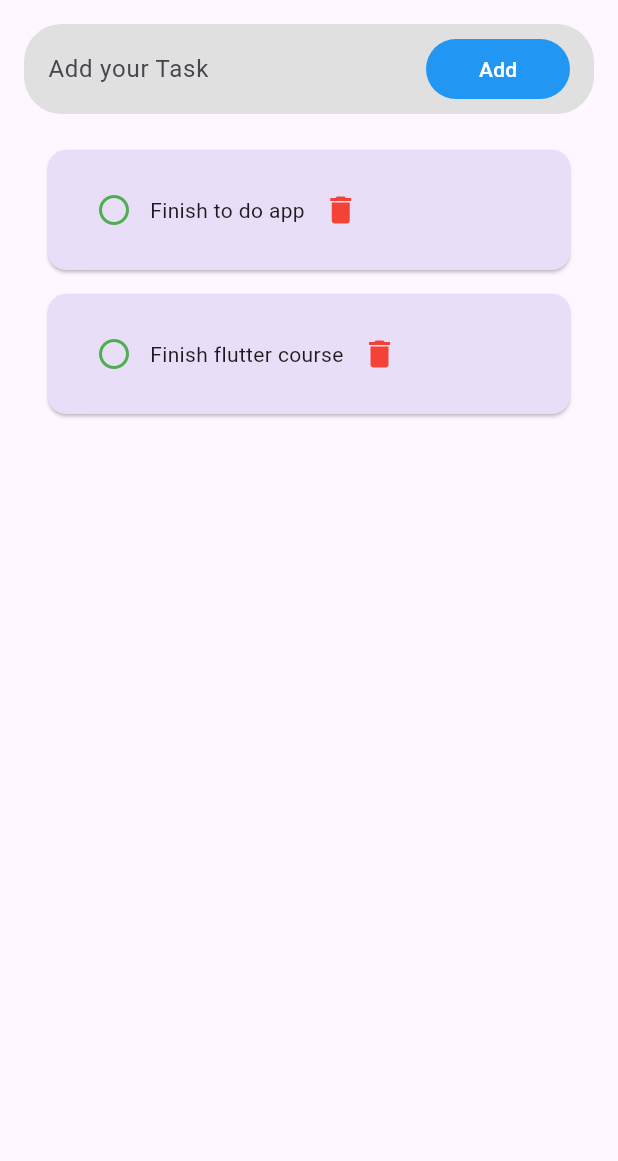
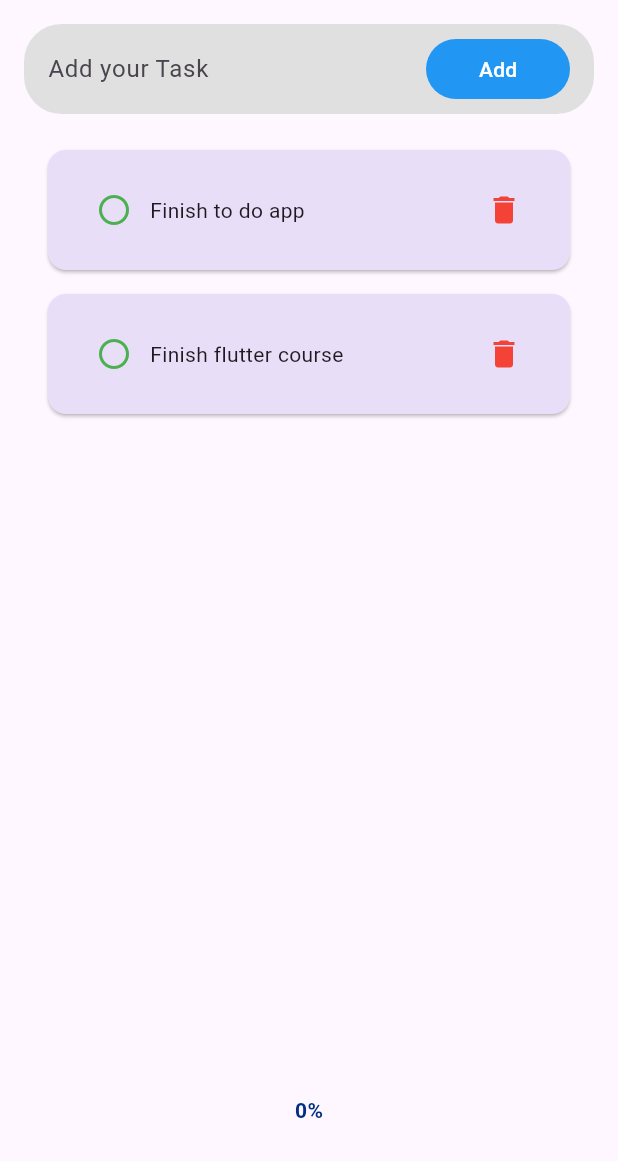
Before and after one commit to chinmay-panchal/FlutterApps, a Flutter app: the StartScreen widget shown alone on an empty page, opened directly, on a phone screen of 412 x 824 dp, the part 75-1236 px from its top. Run offline on Flutter 3.47's test engine with Material 3 defaults, Android fonts, the phone set to English and light mode, and no system bars; our stand-ins replace google_fonts; project files that could hold a hidden picture were left out.

Commit message:
updated to do list

```diff
--- a/expense_tracker/lib/widgets/expenses.dart
+++ b/expense_tracker/lib/widgets/expenses.dart
@@ -52,7 +52,7 @@ class _ExpensesState extends State<Expenses> {
       _registeredExpenses.remove(expense);
     });
     ScaffoldMessenger.of(context)
-        .clearSnackBars(); // for not delaying the current removed expense's undo option
+        .clearSnackBars(); // pehle wale undo's ko hathane k liye (lagataar boht delete kradiye ho aur current ko undo karna hotoh)
     ScaffoldMessenger.of(context).showSnackBar(
       SnackBar(
         duration: const Duration(seconds: 3),
--- a/to_do_list/lib/dummy_data.dart
+++ b/to_do_list/lib/dummy_data.dart
@@ -1,9 +1,9 @@
 class DummyData {
+  String text; // Non-nullable
+  bool isChecked;
+
   DummyData({
     required this.text,
+    this.isChecked = false, // Defaults to unchecked
   });
-
-  bool isdone = false;
-  bool isdeleted = false;
-  String? text;
 }
--- a/to_do_list/lib/dummy_item.dart
+++ b/to_do_list/lib/dummy_item.dart
@@ -26,12 +26,21 @@ class DummyItem extends StatelessWidget {
           children: [
             IconButton(
               onPressed: onTick,
-              icon: const Icon(
-                Icons.radio_button_unchecked,
+              icon: Icon(
+                item.isChecked
+                    ? Icons.check_circle
+                    : Icons.radio_button_unchecked,
                 color: Colors.green,
               ),
             ),
-            Text(item.text!),
+            Expanded(
+              child: Text(
+                item.text,
+                style: TextStyle(
+                    decoration:
+                        item.isChecked ? TextDecoration.lineThrough : null),
+              ),
+            ),
             IconButton(
                 onPressed: onRemoveItem,
                 icon: const Icon(
--- a/to_do_list/lib/start_screen.dart
+++ b/to_do_list/lib/start_screen.dart
@@ -22,6 +22,14 @@ class _StartScreenState extends State<StartScreen> {
 
   final _titalController = TextEditingController();
 
+
+  double get commitmentPercentage {
+    int checkedItems = _items.where((item) => item.isChecked).length;
+    int totalItems = _items.length;
+    return totalItems > 0 ? (checkedItems / totalItems) * 100 : 0;
+  }
+
+
   void _additem() {
     if (_titalController.text.trim().isEmpty) {
       _showDialog();
@@ -36,14 +44,35 @@ class _StartScreenState extends State<StartScreen> {
   }
 
   void _removeItem(int index) {
+    final removedItem = _items[index];
     setState(() {
       _items.removeAt(index); // Remove item at the given index
     });
+
+    ScaffoldMessenger.of(context)
+        .clearSnackBars(); // pehle wale undo's ko hathane k liye (lagataar boht delete kradiye ho aur current ko undo karna hotoh)
+    ScaffoldMessenger.of(context).showSnackBar(
+      SnackBar(
+        duration: const Duration(seconds: 3),
+        content: const Text('item deleted'),
+        action: SnackBarAction(
+          label: 'undo',
+          onPressed: () {
+            setState(() {
+              _items.insert(
+                index, removedItem,
+              );
+            });
+          },
+        ),
+      ),
+    );
   }
 
   void _tickItem(int index) {
-    // Handle marking item as done or any other logic
-    print('Item at index $index marked as done!');
+    setState(() {
+      _items[index].isChecked = !_items[index].isChecked;
+    });
   }
 
   @override
@@ -58,8 +87,7 @@ class _StartScreenState extends State<StartScreen> {
           context: context,
           builder: (ctx) => CupertinoAlertDialog(
                 title: const Text('Invalid input'),
-                content: const Text(
-                    'Title is Empty!'),
+                content: const Text('Title is Empty!'),
                 actions: [
                   TextButton(
                     onPressed: () {
@@ -74,8 +102,7 @@ class _StartScreenState extends State<StartScreen> {
         context: context,
         builder: (ctx) => AlertDialog(
           title: const Text('Invalid input'),
-          content: const Text(
-              'Title is empty!'),
+          content: const Text('Title is empty!'),
           actions: [
             TextButton(
               onPressed: () {
@@ -106,7 +133,7 @@ class _StartScreenState extends State<StartScreen> {
           child: Container(
             decoration: BoxDecoration(
               color: Colors.grey[300],
-              borderRadius: BorderRadius.circular(25), // Fully rounded corners
+              borderRadius: BorderRadius.circular(25),
             ),
             padding:
                 const EdgeInsets.symmetric(horizontal: 16.0, vertical: 6.0),
@@ -156,10 +183,34 @@ class _StartScreenState extends State<StartScreen> {
               itemBuilder: (context, index) {
                 return DummyItem(
                   _items[index],
-                  onRemoveItem: () => _removeItem(index), // Pass remove function
+                  onRemoveItem: () =>
+                      _removeItem(index),
                   onTick: () => _tickItem(index),
                 );
               },
+            ),
+          ),
+        ),
+        Padding(
+          padding: const EdgeInsets.symmetric(vertical: 16.0),
+          child: Center(
+            child: Stack(
+              alignment: Alignment.center,
+              children: [
+                CircularProgressIndicator(
+                  value: commitmentPercentage / 100,
+                  strokeWidth: 2,
+                  valueColor:const AlwaysStoppedAnimation<Color>(Colors.blue),
+                ),
+                Text(
+                  '${commitmentPercentage.toStringAsFixed(0)}%',
+                  style: const TextStyle(
+                    fontSize: 14,
+                    fontWeight: FontWeight.bold,
+                    color: Color.fromARGB(255, 2, 47, 129),
+                  ),
+                ),
+              ],
             ),
           ),
         ),
```
